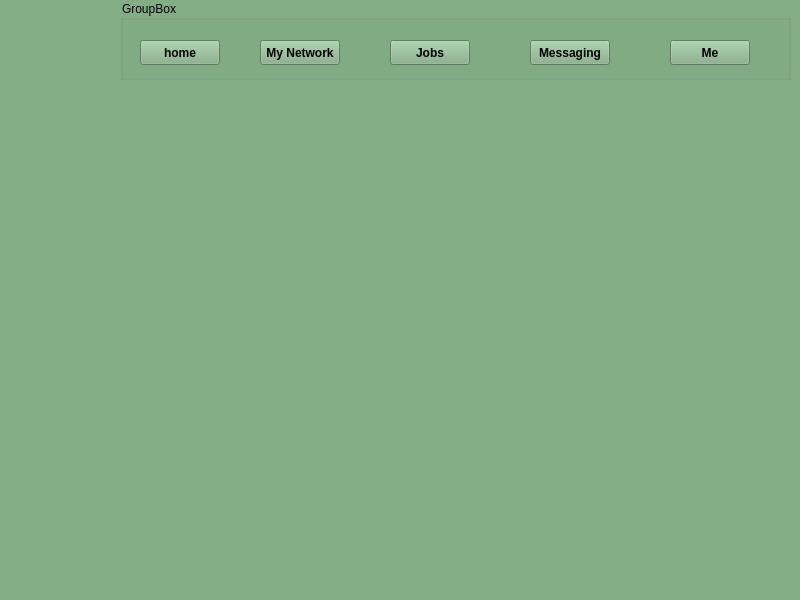
Above: my_networks_karbar.ui from M20v05J/final-project before the change. Below: the same form after it.
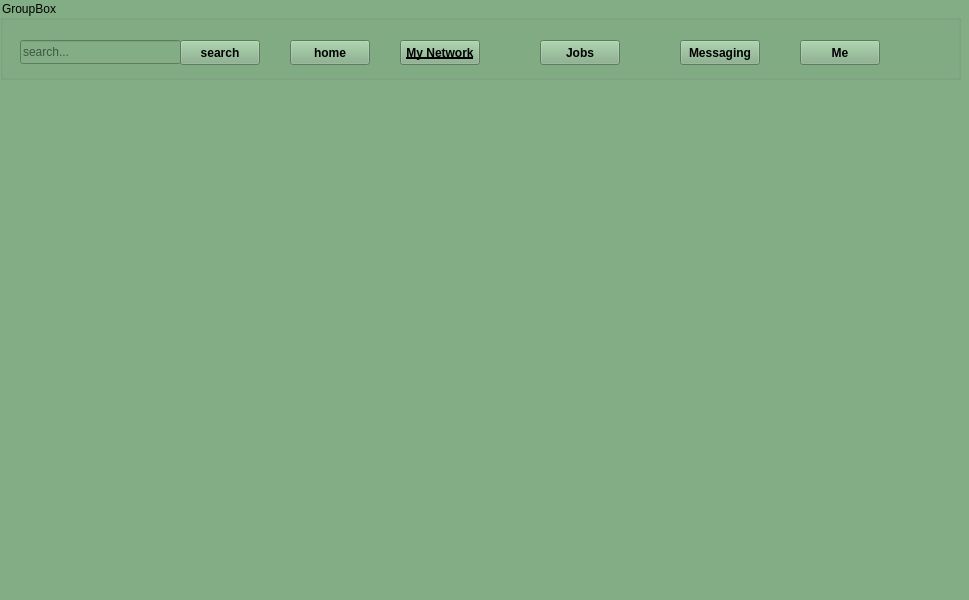
That is the form after the change.

Patch:
```diff
--- a/my_networks_karbar.ui
+++ b/my_networks_karbar.ui
@@ -6,7 +6,7 @@
    <rect>
     <x>0</x>
     <y>0</y>
-    <width>800</width>
+    <width>969</width>
     <height>600</height>
    </rect>
   </property>
@@ -21,9 +21,9 @@
    <widget class="QGroupBox" name="groupBox">
     <property name="geometry">
      <rect>
-      <x>120</x>
+      <x>0</x>
       <y>0</y>
-      <width>671</width>
+      <width>961</width>
       <height>80</height>
      </rect>
     </property>
@@ -33,7 +33,7 @@
     <widget class="QPushButton" name="homePushButton">
      <property name="geometry">
       <rect>
-       <x>20</x>
+       <x>290</x>
        <y>40</y>
        <width>80</width>
        <height>25</height>
@@ -52,7 +52,7 @@
     <widget class="QPushButton" name="pushButton_2">
      <property name="geometry">
       <rect>
-       <x>140</x>
+       <x>400</x>
        <y>40</y>
        <width>80</width>
        <height>25</height>
@@ -63,6 +63,7 @@
        <weight>75</weight>
        <italic>false</italic>
        <bold>true</bold>
+       <underline>true</underline>
       </font>
      </property>
      <property name="text">
@@ -72,7 +73,7 @@
     <widget class="QPushButton" name="pushButton_3">
      <property name="geometry">
       <rect>
-       <x>270</x>
+       <x>540</x>
        <y>40</y>
        <width>80</width>
        <height>25</height>
@@ -91,7 +92,7 @@
     <widget class="QPushButton" name="pushButton_4">
      <property name="geometry">
       <rect>
-       <x>410</x>
+       <x>680</x>
        <y>40</y>
        <width>80</width>
        <height>25</height>
@@ -110,7 +111,7 @@
     <widget class="QPushButton" name="pushButton_5">
      <property name="geometry">
       <rect>
-       <x>550</x>
+       <x>800</x>
        <y>40</y>
        <width>80</width>
        <height>25</height>
@@ -126,6 +127,47 @@
       <string>Me</string>
      </property>
     </widget>
+    <widget class="QLineEdit" name="lineEdit">
+     <property name="geometry">
+      <rect>
+       <x>20</x>
+       <y>40</y>
+       <width>161</width>
+       <height>24</height>
+      </rect>
+     </property>
+     <property name="styleSheet">
+      <string notr="true"/>
+     </property>
+     <property name="inputMask">
+      <string/>
+     </property>
+     <property name="text">
+      <string/>
+     </property>
+     <property name="placeholderText">
+      <string>search...</string>
+     </property>
+    </widget>
+    <widget class="QPushButton" name="pushButton">
+     <property name="geometry">
+      <rect>
+       <x>180</x>
+       <y>40</y>
+       <width>80</width>
+       <height>25</height>
+      </rect>
+     </property>
+     <property name="font">
+      <font>
+       <weight>75</weight>
+       <bold>true</bold>
+      </font>
+     </property>
+     <property name="text">
+      <string>search</string>
+     </property>
+    </widget>
    </widget>
   </widget>
   <widget class="QMenuBar" name="menubar">
```
Left out of the diff: 2 changed lines with no effect on the pictures.
